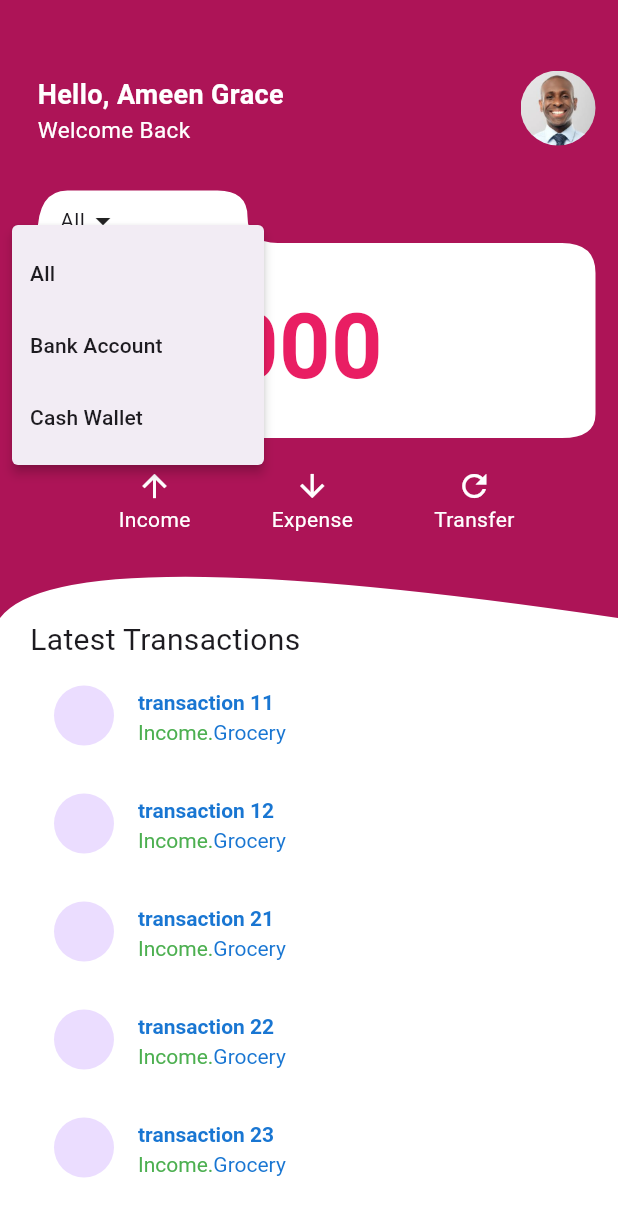
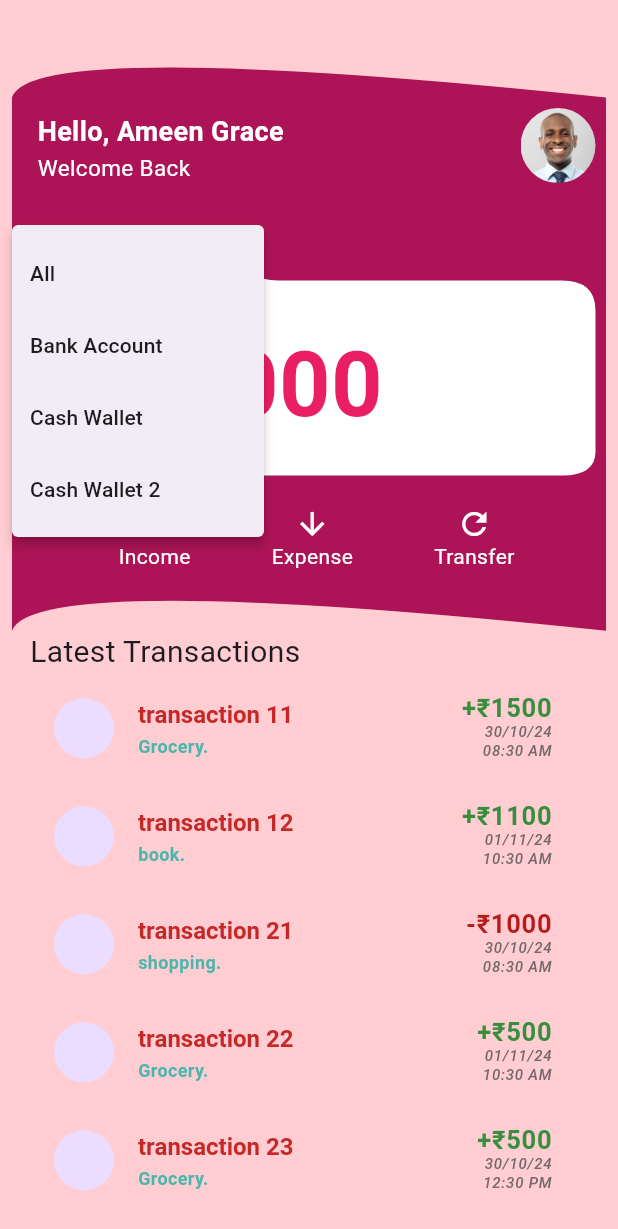
Before and after one commit to Ameen-Aboobacker/spend_smart, a Flutter app: the HomePage screen opened directly, after a tap on "All", on a phone screen of 412 x 824 dp. Shown: the top 1229 px of the screen. Run offline on Flutter 3.47's test engine with Material 3 defaults, Android fonts, the phone set to English and light mode, and no system bars; our stand-ins replace cloud_firestore, convex_bottom_bar, firebase_core, fl_chart, google_fonts, smooth_page_indicator; accounts and stored records are empty; Roboto replaces fonts that are missing (Amaranth).

Commit message:
latest commit

```diff
--- a/lib/core/colors.dart
+++ b/lib/core/colors.dart
@@ -1,6 +1,6 @@
 import 'package:flutter/material.dart';
 
 class AppColors {
-  static const buttonColor = LinearGradient(
-      colors: [Colors.deepOrange, Color.fromARGB(255, 90, 32, 4)]);
+  static final primaryColor = Colors.red.shade800;
+  static final secondaryColor = Colors.red.shade100;
 }
--- a/lib/presentation/Transactions_screen/transaction_screen.dart
+++ b/lib/presentation/Transactions_screen/transaction_screen.dart
@@ -2,6 +2,7 @@ import 'dart:developer';
 
 import 'package:flutter/material.dart';
 import 'package:intl/intl.dart';
+import 'package:moneymanager/core/colors.dart';
 
 class TransactionScreen extends StatelessWidget {
   const TransactionScreen({super.key});
@@ -35,9 +36,9 @@ class TransactionScreen extends StatelessWidget {
     TextStyle style1 =
         const TextStyle(fontSize: 14, fontWeight: FontWeight.bold);
     return Scaffold(
-      backgroundColor: Colors.grey.shade200,
+      backgroundColor: AppColors.primaryColor,
       appBar: AppBar(
-        backgroundColor: Colors.amber,
+        backgroundColor: AppColors.primaryColor,
         actions: [
           SizedBox(
               width: 25,
@@ -89,10 +90,13 @@ class TransactionScreen extends StatelessWidget {
                       'LAST 30 DAYS',
                       style: style.copyWith(
                         fontWeight: FontWeight.bold,
-                        color: Colors.black,
+                        color: AppColors.secondaryColor,
                       ),
                     ),
-                    icon: const Icon(Icons.arrow_drop_down_outlined),
+                    icon: Icon(
+                      Icons.arrow_drop_down_outlined,
+                      color: AppColors.secondaryColor,
+                    ),
                   ),
                   Text('2000', style: style),
                 ],
@@ -109,21 +113,25 @@ class TransactionScreen extends StatelessWidget {
           return Column(
             crossAxisAlignment: CrossAxisAlignment.start,
             children: [
+              Container(
+                height: 1,
+                color: AppColors.secondaryColor,
+              ),
               Padding(
                 padding: const EdgeInsets.all(8.0),
                 child: Text(
                   newdate,
-                  style: const TextStyle(
-                    fontSize: 17,
-                  ),
+                  style:
+                      TextStyle(fontSize: 17, color: AppColors.secondaryColor),
                 ),
               ),
 
               // Transactions under the date
               Container(
-                color: Colors.white,
+                color: AppColors.secondaryColor,
                 child: ListView.builder(
                   itemCount: transactions.length,
+                  padding: const EdgeInsets.all(0),
                   shrinkWrap: true, // Important to prevent scrolling issues
                   physics: const NeverScrollableScrollPhysics(),
                   itemBuilder: (context, transactionIndex) {
@@ -134,7 +142,7 @@ class TransactionScreen extends StatelessWidget {
                         decoration: const BoxDecoration(
                           border: Border(top: BorderSide(width: 0.5)),
                         ),
-                        height: 90,
+                        height: 70,
                         child: Row(
                           mainAxisAlignment: MainAxisAlignment.center,
                           crossAxisAlignment: CrossAxisAlignment.center,
--- a/lib/presentation/accounts_screen/accounts_screen.dart
+++ b/lib/presentation/accounts_screen/accounts_screen.dart
@@ -1,7 +1,5 @@
 import 'package:flutter/material.dart';
 
-import '../home_page/widgets/accounts_section.dart';
-import 'add_account_screen.dart';
 
 class AccountsScreen extends StatefulWidget {
   const AccountsScreen({super.key});
@@ -13,8 +11,6 @@ class AccountsScreen extends StatefulWidget {
 class _AccountsScreenState extends State<AccountsScreen> {
   @override
   Widget build(BuildContext context) {
-    const String label = 'Spend';
-    const String amount = '5000';
     return Scaffold(
         appBar: AppBar(
           centerTitle: true,
--- a/lib/presentation/home_page/home_page.dart
+++ b/lib/presentation/home_page/home_page.dart
@@ -1,6 +1,10 @@
+
 import 'package:flutter/material.dart';
+import 'package:intl/intl.dart';
 import 'package:moneymanager/presentation/home_page/widgets/balance_tab_decoration.dart';
 import 'package:moneymanager/presentation/home_page/widgets/home_decoration.dart';
+
+import '../../core/colors.dart';
 
 List accounts = [
   {
@@ -11,13 +15,25 @@ List accounts = [
         'name': 'transaction 11',
         'amount': '1500',
         'type': 'income',
-        'category': 'Grocery'
+        'category': 'Grocery',
+        'date': DateFormat('dd/MM/yy').format(
+          DateTime.now().subtract(
+            const Duration(days: 2),
+          ),
+        ),
+        'time': DateFormat('hh:mm a').format(
+          DateTime.now().subtract(
+            const Duration(hours: 2),
+          ),
+        ),
       },
       {
         'name': 'transaction 12',
         'amount': '1100',
         'type': 'income',
-        'category': 'book'
+        'category': 'book',
+        'date': DateFormat('dd/MM/yy').format(DateTime.now()),
+        'time': DateFormat('hh:mm a').format(DateTime.now()),
       }
     ]
   },
@@ -29,19 +45,103 @@ List accounts = [
         'name': 'transaction 21',
         'amount': '1000',
         'type': 'expense',
-        'category': 'shopping'
+        'category': 'shopping',
+        'date': DateFormat('dd/MM/yy').format(
+          DateTime.now().subtract(
+            const Duration(days: 2),
+          ),
+        ),
+        'time': DateFormat('hh:mm a').format(
+          DateTime.now().subtract(
+            const Duration(hours: 2),
+          ),
+        ),
       },
       {
         'name': 'transaction 22',
         'amount': '500',
         'type': 'income',
-        'category': 'Grocery'
+        'category': 'Grocery',
+        'date': DateFormat('dd/MM/yy').format(DateTime.now()),
+        'time': DateFormat('hh:mm a').format(DateTime.now()),
       },
       {
         'name': 'transaction 23',
         'amount': '500',
         'type': 'income',
-        'category': 'Grocery'
+        'category': 'Grocery',
+        'date': DateFormat('dd/MM/yy').format(
+          DateTime.now().subtract(
+            const Duration(days: 2),
+          ),
+        ),
+        'time': DateFormat('hh:mm a').format(
+          DateTime.now().add(
+            const Duration(hours: 2),
+          ),
+        ),
+      }
+    ]
+  },
+  {
+    'name': "Cash Wallet 2",
+    'Balance': 21000,
+    'Transactions': [
+      {
+        'name': 'transaction 31',
+        'amount': '1000',
+        'type': 'expense',
+        'category': 'shopping',
+        'date': DateFormat('dd/MM/yy').format(
+          DateTime.now().subtract(
+            const Duration(days: 2),
+          ),
+        ),
+        'time': DateFormat('hh:mm a').format(
+          DateTime.now().subtract(
+            const Duration(hours: 2),
+          ),
+        ),
+      },
+      {
+        'name': 'transaction 32',
+        'amount': '500',
+        'type': 'income',
+        'category': 'Grocery',
+        'date': DateFormat('dd/MM/yy').format(DateTime.now()),
+        'time': DateFormat('hh:mm a').format(DateTime.now()),
+      },
+      {
+        'name': 'transaction 33',
+        'amount': '500',
+        'type': 'expense',
+        'category': 'Grocery',
+        'date': DateFormat('dd/MM/yy').format(
+          DateTime.now().subtract(
+            const Duration(days: 2),
+          ),
+        ),
+        'time': DateFormat('hh:mm a').format(
+          DateTime.now().add(
+            const Duration(hours: 2),
+          ),
+        ),
+      },
+      {
+        'name': 'transaction 34',
+        'amount': '500',
+        'type': 'expense',
+        'category': 'Grocery',
+        'date': DateFormat('dd/MM/yy').format(
+          DateTime.now().subtract(
+            const Duration(days: 2),
+          ),
+        ),
+        'time': DateFormat('hh:mm a').format(
+          DateTime.now().add(
+            const Duration(hours: 2),
+          ),
+        ),
       }
     ]
   }
@@ -108,15 +208,16 @@ class _HomePageState extends State<HomePage> {
 
     final size = MediaQuery.of(context).size;
     return Scaffold(
-        backgroundColor: Colors.white,
+        backgroundColor: AppColors.secondaryColor,
         body: Column(
           crossAxisAlignment: CrossAxisAlignment.start,
           children: [
+            const SizedBox(height: 25),
             CustomPaint(
               painter: HomeDecoration(),
               child: Container(
                 padding: const EdgeInsets.fromLTRB(25, 47, 15, 0),
-                height: size.height * 0.5,
+                height: size.height * 0.48,
                 child: Column(
                   children: [
                     const CustomAppBar(user: user),
@@ -206,7 +307,7 @@ class _HomePageState extends State<HomePage> {
             ),
             Expanded(
               child: Container(
-                color: Colors.white,
+                //  color: Colors.white,
                 padding: const EdgeInsets.fromLTRB(20, 0, 20, 0),
                 child: Column(
                   crossAxisAlignment: CrossAxisAlignment.start,
@@ -224,26 +325,57 @@ class _HomePageState extends State<HomePage> {
                         shrinkWrap: true,
                         itemCount: transes.length,
                         itemBuilder: (context, index) {
-                          final transcationItem = transes[index];
+                          final transactionItem = transes[index];
+
                           return ListTile(
                             leading: const CircleAvatar(),
                             title: Text(
-                              transcationItem['name'],
+                              transactionItem['name'],
                               style: TextStyle(
-                                  color: Colors.blue.shade700,
+                                  fontSize: 16,
+                                  color: AppColors.primaryColor,
                                   fontWeight: FontWeight.bold),
                             ),
-                            subtitle: RichText(
-                              text: TextSpan(
-                                text: 'Income.',
-                                style: const TextStyle(color: Colors.green),
-                                children: [
-                                  TextSpan(
-                                      text: 'Grocery',
-                                      style: TextStyle(
-                                          color: Colors.blue.shade700))
-                                ],
+                            subtitle: Text(
+                              '${transactionItem['category']}.',
+                              style: TextStyle(
+                                color: Colors.teal.shade300,
+                                fontWeight: FontWeight.bold,
+                                fontSize: 12,
                               ),
+                            ),
+                            trailing: Column(
+                              crossAxisAlignment: CrossAxisAlignment.end,
+                              mainAxisAlignment: MainAxisAlignment.center,
+                              children: [
+                                Text(
+                                  ' ${transactionItem['type'] == 'income' ? '+' : '-'}₹${transactionItem['amount'].toString()}',
+                                  style: TextStyle(
+                                      fontSize: 17,
+                                      color: transactionItem['type'] == 'income'
+                                          ? Colors.green.shade700
+                                          : Colors.red.shade900,
+                                      fontWeight: FontWeight.bold),
+                                ),
+                                Text(
+                                  transactionItem['date'],
+                                  style: const TextStyle(
+                                    height: 0.6,
+                                    fontSize: 10,
+                                    fontStyle: FontStyle.italic,
+                                    color: Color.fromARGB(255, 115, 104, 107),
+                                  ),
+                                ),
+                                Text(
+                                  transactionItem['time'],
+                                  style: const TextStyle(
+                                    height: 2,
+                                    fontSize: 10,
+                                    fontStyle: FontStyle.italic,
+                                    color: Color.fromARGB(255, 115, 104, 107),
+                                  ),
+                                ),
+                              ],
                             ),
                           );
                         },
--- a/lib/presentation/home_page/widgets/home_decoration.dart
+++ b/lib/presentation/home_page/widgets/home_decoration.dart
@@ -1,8 +1,12 @@
+import 'dart:developer';
+
 import 'package:flutter/material.dart';
 
 class HomeDecoration extends CustomPainter {
   @override
   void paint(Canvas canvas, Size size) {
+    final width = size.width;
+    log(width.toString());
     Paint paint = Paint()
       ..color = Colors.pink.shade800
       ..style = PaintingStyle.fill;
@@ -10,17 +14,16 @@ class HomeDecoration extends CustomPainter {
     Path path = Path();
 
     // Start from top-left corner
-    path.moveTo(0, 0);
-    path.lineTo(0, size.height);
+    path.moveTo(8, 40);
+    path.lineTo(8, size.height);
 
-    path.quadraticBezierTo(
-        size.width / 10, size.height - 55, size.width, size.height);
-
-    path.lineTo(size.width, 0);
+    path.quadraticBezierTo(23, size.height - 40, size.width - 8, size.height);
+    path.lineTo(size.width - 8, 40);
+    path.quadraticBezierTo(20, 0, 8, 40);
     // Draw the rest of the container (flat)
     // Move to bottom-right
     // Move to bottom-left
-    path.close(); // Close the path
+    // Close the path
 
     // Draw the path on the canvas
     canvas.drawPath(path, paint);
```
Also changed, not shown: pubspec.lock, 1 other file.
